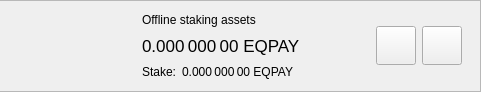
equitypay/eqpay, file src/qt/forms/delegationitemwidget.ui: the form before one commit; both pictures show x 246 to 727 and y 0 to 92 of the 727 by 92 pixel window.
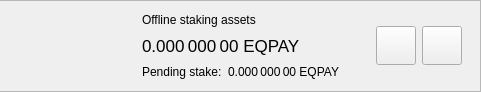
The form after the commit.

Diff of the .ui file:
```diff
--- a/src/qt/forms/delegationitemwidget.ui
+++ b/src/qt/forms/delegationitemwidget.ui
@@ -260,7 +260,7 @@
                     </sizepolicy>
                    </property>
                    <property name="text">
-                    <string>Stake:</string>
+                    <string>Pending stake:</string>
                    </property>
                    <property name="alignment">
                     <set>Qt::AlignLeading|Qt::AlignLeft|Qt::AlignVCenter</set>
```
